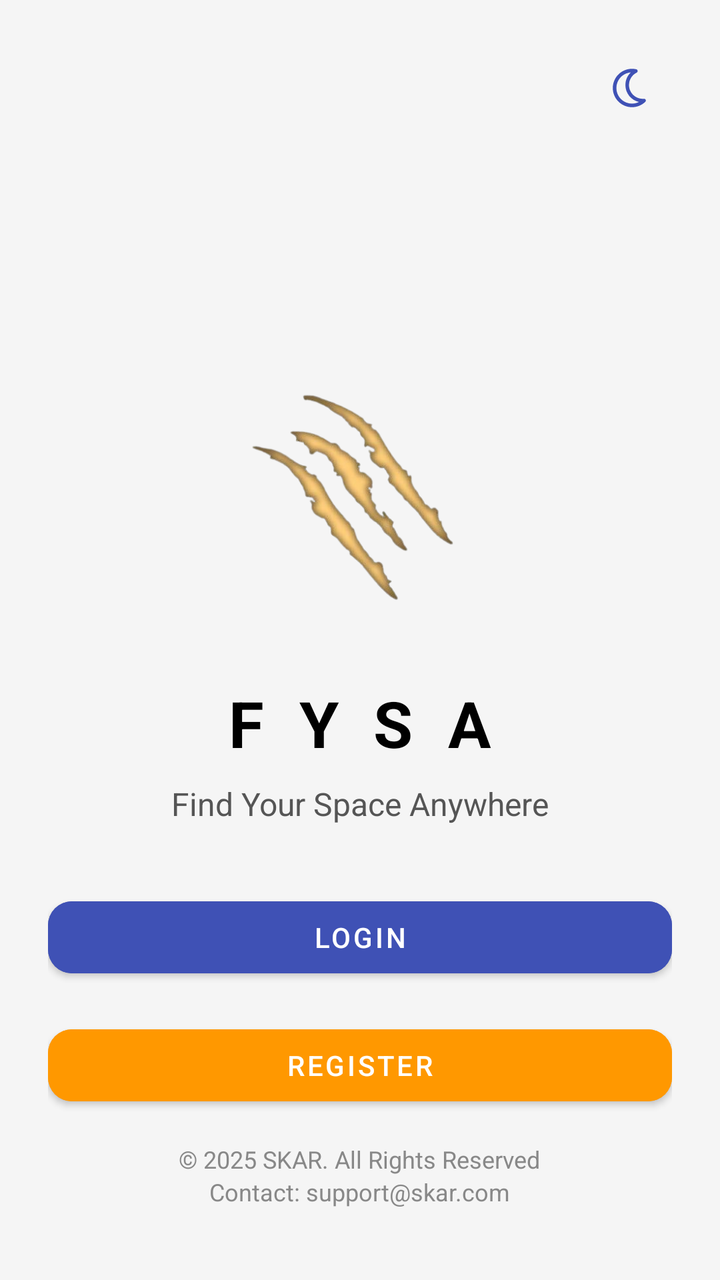
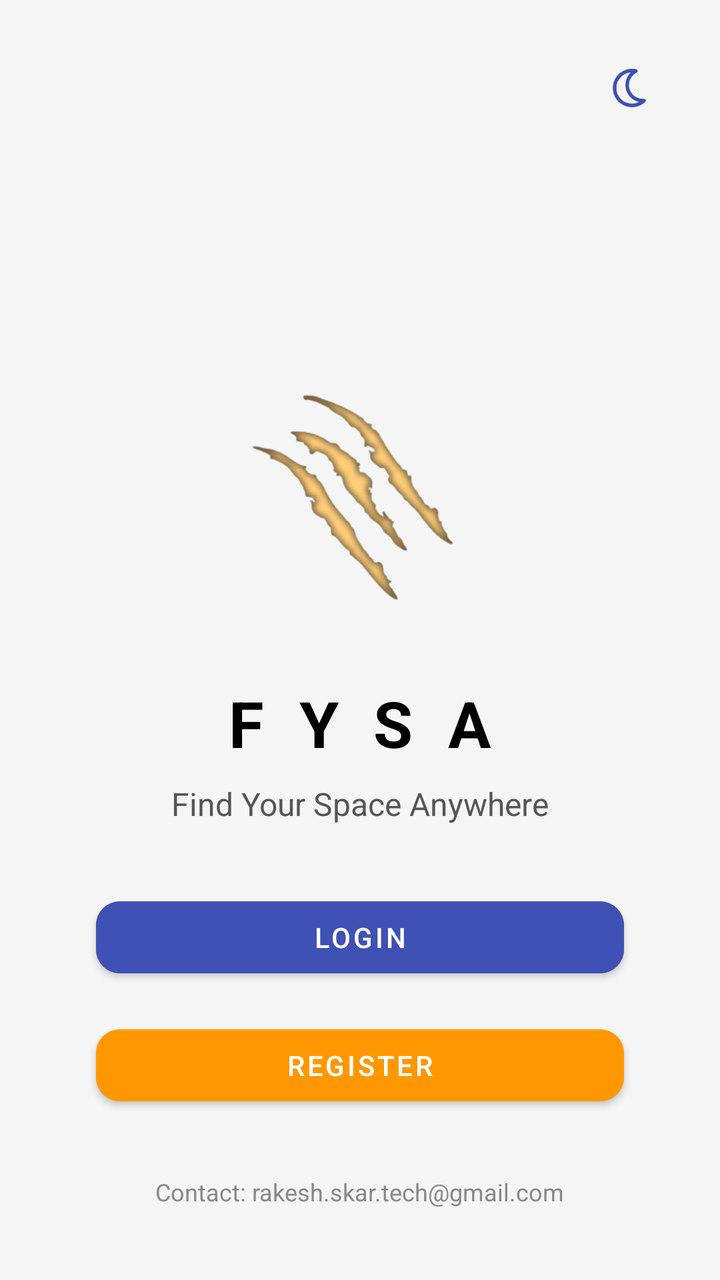

An Android layout rendered at two revisions. The XML below is the earlier revision; the diff shows what the commit changed to produce the second picture.
<!-- AndroidManifest.xml: application theme Theme.FYSA -->
<!-- res/layout/activity_main.xml -->
<?xml version="1.0" encoding="utf-8"?>
<androidx.constraintlayout.widget.ConstraintLayout xmlns:android="http://schemas.android.com/apk/res/android"
    xmlns:app="http://schemas.android.com/apk/res-auto"
    xmlns:tools="http://schemas.android.com/tools"
    android:layout_width="match_parent"
    android:layout_height="match_parent"
    android:background="@color/bgColor"
    android:padding="24dp">

    
    <ImageView
        android:id="@+id/appLogo"
        android:layout_width="150dp"
        android:layout_height="150dp"
        android:src="@drawable/logo"
        android:contentDescription="@string/app_logo"
        app:layout_constraintTop_toTopOf="parent"
        app:layout_constraintStart_toStartOf="parent"
        app:layout_constraintEnd_toEndOf="parent"
        android:layout_marginTop="150dp" />

    
    <TextView
        android:id="@+id/appTitle"
        android:layout_width="wrap_content"
        android:layout_height="wrap_content"
        android:text="FYSA"
        android:textSize="32sp"
        android:textStyle="bold"
        android:letterSpacing="0.55"
        android:textColor="@color/textPrimary"
        app:layout_constraintTop_toBottomOf="@id/appLogo"
        app:layout_constraintStart_toStartOf="parent"
        app:layout_constraintEnd_toEndOf="parent"
        android:layout_marginTop="16dp" />

    
    <TextView
        android:id="@+id/appSubtitle"
        android:layout_width="wrap_content"
        android:layout_height="wrap_content"
        android:text="Find Your Space Anywhere"
        android:textSize="16sp"
        android:textColor="@color/textSecondary"
        app:layout_constraintTop_toBottomOf="@id/appTitle"
        app:layout_constraintStart_toStartOf="parent"
        app:layout_constraintEnd_toEndOf="parent"
        android:layout_marginTop="8dp" />

    
    <Button
        android:id="@+id/btnLogin"
        style="@style/Widget.MaterialComponents.Button"
        android:layout_width="0dp"
        android:layout_height="wrap_content"
        android:text="Login"
        android:backgroundTint="@color/btnPrimary"
        android:textColor="@color/btnTextPrimary"
        android:layout_marginTop="32dp"
        app:cornerRadius="12dp"
        app:layout_constraintTop_toBottomOf="@id/appSubtitle"
        app:layout_constraintStart_toStartOf="parent"
        app:layout_constraintEnd_toEndOf="parent" />

    
    <Button
        android:id="@+id/btnRegister"
        style="@style/Widget.MaterialComponents.Button"
        android:layout_width="0dp"
        android:layout_height="wrap_content"
        android:text="Register"
        android:backgroundTint="@color/btnSecondary"
        android:textColor="@color/btnTextSecondary"
        android:layout_marginTop="16dp"
        app:cornerRadius="12dp"
        app:layout_constraintTop_toBottomOf="@id/btnLogin"
        app:layout_constraintStart_toStartOf="parent"
        app:layout_constraintEnd_toEndOf="parent" />

    
    <ImageButton
        android:id="@+id/btnThemeToggle"
        android:layout_width="40dp"
        android:layout_height="40dp"
        android:layout_marginTop="0dp"
        android:background="?attr/selectableItemBackgroundBorderless"
        android:contentDescription="@string/toggle_theme"
        android:padding="8dp"
        android:scaleType="fitCenter"
        android:src="@drawable/ic_moon"
        app:layout_constraintEnd_toEndOf="parent"
        app:layout_constraintTop_toTopOf="parent"
        app:tint="@color/btnOutlineText"
        tools:ignore="TouchTargetSizeCheck" />

    
    <LinearLayout
        android:layout_width="0dp"
        android:layout_height="wrap_content"
        android:orientation="vertical"
        android:gravity="center_horizontal"
        android:paddingBottom="12dp"
        app:layout_constraintBottom_toBottomOf="parent"
        app:layout_constraintStart_toStartOf="parent"
        app:layout_constraintEnd_toEndOf="parent">

        <TextView
            android:id="@+id/footerText"
            android:layout_width="wrap_content"
            android:layout_height="wrap_content"
            android:text="© 2025 SKAR. All Rights Reserved"
            android:textSize="12sp"
            android:textColor="@color/footerText" />

        <TextView
            android:id="@+id/contactEmail"
            android:layout_width="wrap_content"
            android:layout_height="wrap_content"
            android:text="Contact: support@skar.com"
            android:textSize="12sp"
            android:textColor="@color/footerText" />

    </LinearLayout>

</androidx.constraintlayout.widget.ConstraintLayout>
<!-- resources referenced by this layout -->
<resources>
  <color name="bgColor">#F5F5F5</color>
  <color name="btnOutlineText">#3F51B5</color>
  <color name="btnPrimary">#3F51B5</color>
  <color name="btnSecondary">#FF9800</color>
  <color name="btnTextPrimary">#FFFFFF</color>
  <color name="btnTextSecondary">#FFFFFF</color>
  <color name="footerText">#888888</color>
  <color name="textPrimary">#000000</color>
  <color name="textSecondary">#555555</color>
  <!-- drawable ic_moon (drawable) -->
  <vector xmlns:android="http://schemas.android.com/apk/res/android" xmlns:aapt="http://schemas.android.com/aapt"
      android:viewportWidth="640"
      android:viewportHeight="640"
      android:width="640dp"
      android:height="640dp">
      <path
          android:pathData="M303.3 112.7C196.2 121.2 112 210.8 112 320C112 434.9 205.1 528 320 528C353.3 528 384.7 520.2 412.6 506.3C309.2 482.9 232 390.5 232 280C232 214.2 259.4 154.9 303.3 112.7zM64 320C64 178.6 178.6 64 320 64C339.4 64 358.4 66.2 376.7 70.3C386.6 72.5 394 80.8 395.2 90.8C396.4 100.8 391.2 110.6 382.1 115.2C321.5 145.4 280 207.9 280 280C280 381.6 362.4 464 464 464C469 464 473.9 463.8 478.8 463.4C488.9 462.6 498.4 468.2 502.6 477.5C506.8 486.8 504.6 497.6 497.3 504.6C451.3 548.8 388.8 576 320 576C178.6 576 64 461.4 64 320z"
          android:fillColor="#000000" />
  </vector>
  <!-- drawable logo: png bitmap (drawable, 72251 bytes) -->
  <string name="app_logo">FYSA</string>
  <string name="toggle_theme">toggle_theme</string>
  <style name="Theme.FYSA" parent="Theme.MaterialComponents.DayNight.NoActionBar">
          
          <item name="colorPrimary">@color/btnPrimary</item>
          <item name="colorPrimaryVariant">@color/btnPrimary</item>
          <item name="colorOnPrimary">@color/btnTextPrimary</item>
  
          
          <item name="colorSecondary">@color/btnSecondary</item>
          <item name="colorSecondaryVariant">@color/btnSecondary</item>
          <item name="colorOnSecondary">@color/btnTextSecondary</item>
  
          
          <item name="android:colorBackground">@color/bgColor</item>
          <item name="colorSurface">@color/bgColor</item>
          <item name="colorOnSurface">@color/textPrimary</item>
  
          
          <item name="android:statusBarColor" tools:targetApi="l">?attr/colorPrimary</item>
          <item name="android:windowLightStatusBar">true</item>
  
          
          <item name="materialButtonStyle">@style/Widget.MaterialComponents.Button</item>
          <item name="materialButtonOutlinedStyle">@style/Widget.MaterialComponents.Button.OutlinedButton</item>
      </style>
</resources>

<!-- the commit's change to res/layout/activity_main.xml (unified diff, before → after) -->
@@ -12,40 +12,41 @@
         android:id="@+id/appLogo"
         android:layout_width="150dp"
         android:layout_height="150dp"
+        android:layout_marginTop="150dp"
+        android:contentDescription="@string/app_logo"
+        android:importantForAccessibility="no"
         android:src="@drawable/logo"
-        android:contentDescription="@string/app_logo"
-        app:layout_constraintTop_toTopOf="parent"
+        app:layout_constraintEnd_toEndOf="parent"
         app:layout_constraintStart_toStartOf="parent"
-        app:layout_constraintEnd_toEndOf="parent"
-        android:layout_marginTop="150dp" />
+        app:layout_constraintTop_toTopOf="parent" />
 
     
     <TextView
         android:id="@+id/appTitle"
         android:layout_width="wrap_content"
         android:layout_height="wrap_content"
-        android:text="FYSA"
+        android:layout_marginTop="16dp"
+        android:letterSpacing="0.55"
+        android:text="@string/app_name"
+        android:textColor="@color/textPrimary"
         android:textSize="32sp"
         android:textStyle="bold"
-        android:letterSpacing="0.55"
-        android:textColor="@color/textPrimary"
-        app:layout_constraintTop_toBottomOf="@id/appLogo"
+        app:layout_constraintEnd_toEndOf="parent"
         app:layout_constraintStart_toStartOf="parent"
-        app:layout_constraintEnd_toEndOf="parent"
-        android:layout_marginTop="16dp" />
+        app:layout_constraintTop_toBottomOf="@id/appLogo" />
 
     
     <TextView
         android:id="@+id/appSubtitle"
         android:layout_width="wrap_content"
         android:layout_height="wrap_content"
-        android:text="Find Your Space Anywhere"
+        android:layout_marginTop="8dp"
+        android:text="@string/app_tagline"
+        android:textColor="@color/textSecondary"
         android:textSize="16sp"
-        android:textColor="@color/textSecondary"
-        app:layout_constraintTop_toBottomOf="@id/appTitle"
+        app:layout_constraintEnd_toEndOf="parent"
         app:layout_constraintStart_toStartOf="parent"
-        app:layout_constraintEnd_toEndOf="parent"
-        android:layout_marginTop="8dp" />
+        app:layout_constraintTop_toBottomOf="@id/appTitle" />
 
     
     <Button
@@ -53,14 +54,16 @@
         style="@style/Widget.MaterialComponents.Button"
         android:layout_width="0dp"
         android:layout_height="wrap_content"
-        android:text="Login"
+        android:layout_marginStart="24dp"
+        android:layout_marginTop="32dp"
+        android:layout_marginEnd="24dp"
         android:backgroundTint="@color/btnPrimary"
+        android:text="@string/login"
         android:textColor="@color/btnTextPrimary"
-        android:layout_marginTop="32dp"
         app:cornerRadius="12dp"
-        app:layout_constraintTop_toBottomOf="@id/appSubtitle"
+        app:layout_constraintEnd_toEndOf="parent"
         app:layout_constraintStart_toStartOf="parent"
-        app:layout_constraintEnd_toEndOf="parent" />
+        app:layout_constraintTop_toBottomOf="@id/appSubtitle" />
 
     
     <Button
@@ -68,14 +71,16 @@
         style="@style/Widget.MaterialComponents.Button"
         android:layout_width="0dp"
         android:layout_height="wrap_content"
-        android:text="Register"
+        android:layout_marginStart="24dp"
+        android:layout_marginTop="16dp"
+        android:layout_marginEnd="24dp"
         android:backgroundTint="@color/btnSecondary"
+        android:text="@string/register"
         android:textColor="@color/btnTextSecondary"
-        android:layout_marginTop="16dp"
         app:cornerRadius="12dp"
-        app:layout_constraintTop_toBottomOf="@id/btnLogin"
+        app:layout_constraintEnd_toEndOf="parent"
         app:layout_constraintStart_toStartOf="parent"
-        app:layout_constraintEnd_toEndOf="parent" />
+        app:layout_constraintTop_toBottomOf="@id/btnLogin" />
 
     
     <ImageButton
@@ -97,28 +102,28 @@
     <LinearLayout
         android:layout_width="0dp"
         android:layout_height="wrap_content"
+        android:gravity="center_horizontal"
         android:orientation="vertical"
-        android:gravity="center_horizontal"
         android:paddingBottom="12dp"
         app:layout_constraintBottom_toBottomOf="parent"
-        app:layout_constraintStart_toStartOf="parent"
-        app:layout_constraintEnd_toEndOf="parent">
+        app:layout_constraintEnd_toEndOf="parent"
+        app:layout_constraintStart_toStartOf="parent">
 
         <TextView
             android:id="@+id/footerText"
             android:layout_width="wrap_content"
             android:layout_height="wrap_content"
-            android:text="© 2025 SKAR. All Rights Reserved"
-            android:textSize="12sp"
-            android:textColor="@color/footerText" />
+            android:text=""
+            android:textColor="@color/footerText"
+            android:textSize="12sp" />
 
         <TextView
             android:id="@+id/contactEmail"
             android:layout_width="wrap_content"
             android:layout_height="wrap_content"
-            android:text="Contact: support@skar.com"
-            android:textSize="12sp"
-            android:textColor="@color/footerText" />
+            android:text="@string/contact_rakesh_skar_tech_gmail_com"
+            android:textColor="@color/footerText"
+            android:textSize="12sp" />
 
     </LinearLayout>
 
<!-- resource entries referenced after the edit -->
@@ -21,28 +21,28 @@
   </vector>
   <!-- drawable logo: png bitmap (drawable, 72251 bytes) -->
   <string name="app_logo">FYSA</string>
-  <string name="toggle_theme">toggle_theme</string>
+  <string name="app_name">FYSA</string>
+  <string name="app_tagline">Find Your Space Anywhere</string>
+  <string name="contact_rakesh_skar_tech_gmail_com">Contact: rakesh.skar.tech@gmail.com</string>
+  <string name="login">login</string>
+  <string name="register">register</string>
+  <string name="toggle_theme">Theme Toggle Icon</string>
   <style name="Theme.FYSA" parent="Theme.MaterialComponents.DayNight.NoActionBar">
-          
           <item name="colorPrimary">@color/btnPrimary</item>
           <item name="colorPrimaryVariant">@color/btnPrimary</item>
           <item name="colorOnPrimary">@color/btnTextPrimary</item>
   
-          
           <item name="colorSecondary">@color/btnSecondary</item>
           <item name="colorSecondaryVariant">@color/btnSecondary</item>
           <item name="colorOnSecondary">@color/btnTextSecondary</item>
   
-          
           <item name="android:colorBackground">@color/bgColor</item>
           <item name="colorSurface">@color/bgColor</item>
           <item name="colorOnSurface">@color/textPrimary</item>
   
-          
           <item name="android:statusBarColor" tools:targetApi="l">?attr/colorPrimary</item>
           <item name="android:windowLightStatusBar">true</item>
   
-          
           <item name="materialButtonStyle">@style/Widget.MaterialComponents.Button</item>
           <item name="materialButtonOutlinedStyle">@style/Widget.MaterialComponents.Button.OutlinedButton</item>
       </style>
